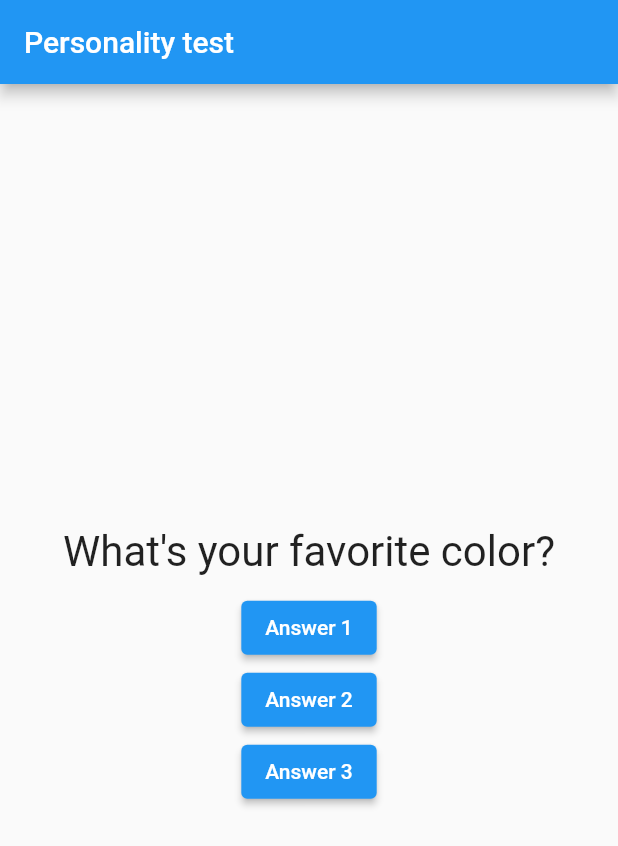
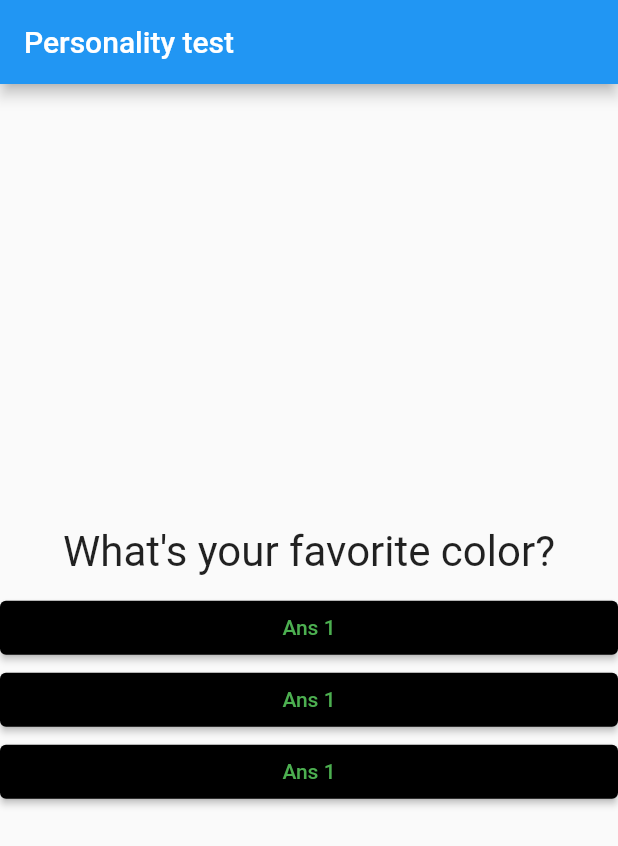
Before and after one commit to Sres0/flutter-practice, a Flutter app: the screen it shows after launch, on a phone screen of 412 x 824 dp. Shown: the top 846 px of the screen. Run offline on Flutter 3.47's test engine with Material 2 defaults, Android fonts, the phone set to English and light mode, and no system bars.

Commit message:
new Answers

```diff
--- /dev/null
+++ b/lib/answers.dart
@@ -0,0 +1,23 @@
+import 'dart:ui';
+
+import 'package:flutter/material.dart';
+
+class Answer extends StatelessWidget {
+  final VoidCallback onPressed;
+
+  Answer(this.onPressed);
+
+  @override
+  Widget build(BuildContext context) {
+    return Container(
+      width: double.infinity,
+      child: ElevatedButton(
+        style: ButtonStyle(
+            backgroundColor: MaterialStateProperty.all(Colors.black),
+            foregroundColor: MaterialStateProperty.all(Colors.green)),
+        child: Text('Ans 1'),
+        onPressed: onPressed,
+      ),
+    );
+  }
+}
--- a/lib/main.dart
+++ b/lib/main.dart
@@ -1,5 +1,6 @@
 import 'package:flutter/material.dart';
 import './question.dart';
+import './answers.dart';
 // import 'package:personality_quiz/question.dart';
 
 // void main() {
@@ -15,7 +16,7 @@ class MyApp extends StatefulWidget {
 class _MyAppState extends State<MyApp> {
   var _questionIndex = 0;
 
-  void answerQuestion() {
+  void _answerQuestion() {
     setState(
       () {
         _questionIndex++;
@@ -38,18 +39,9 @@ class _MyAppState extends State<MyApp> {
           crossAxisAlignment: CrossAxisAlignment.center,
           children: [
             Question(questions[_questionIndex]),
-            ElevatedButton(
-              onPressed: answerQuestion,
-              child: Text('Answer 1'),
-            ),
-            ElevatedButton(
-              onPressed: answerQuestion,
-              child: Text('Answer 2'),
-            ),
-            ElevatedButton(
-              onPressed: () => print('Answer 3'),
-              child: Text('Answer 3'),
-            ),
+            Answer(_answerQuestion),
+            Answer(_answerQuestion),
+            Answer(_answerQuestion),
           ],
         ),
       ),
```
